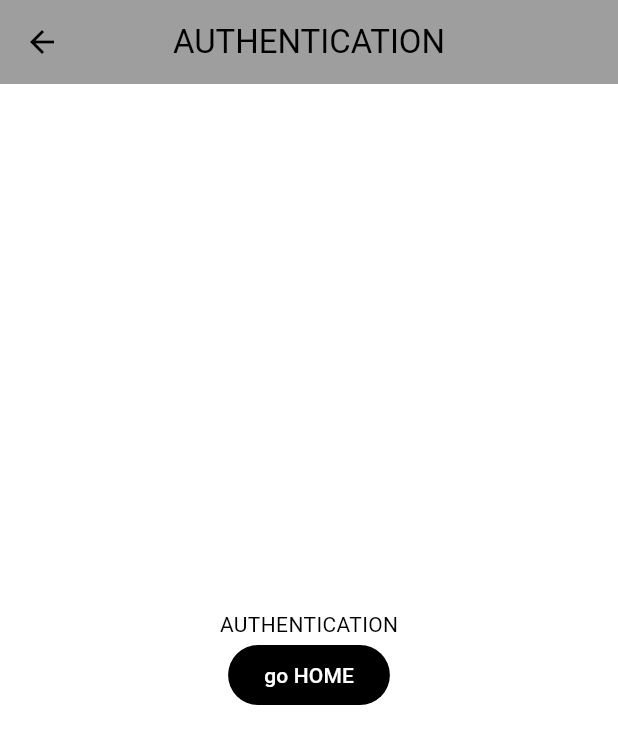
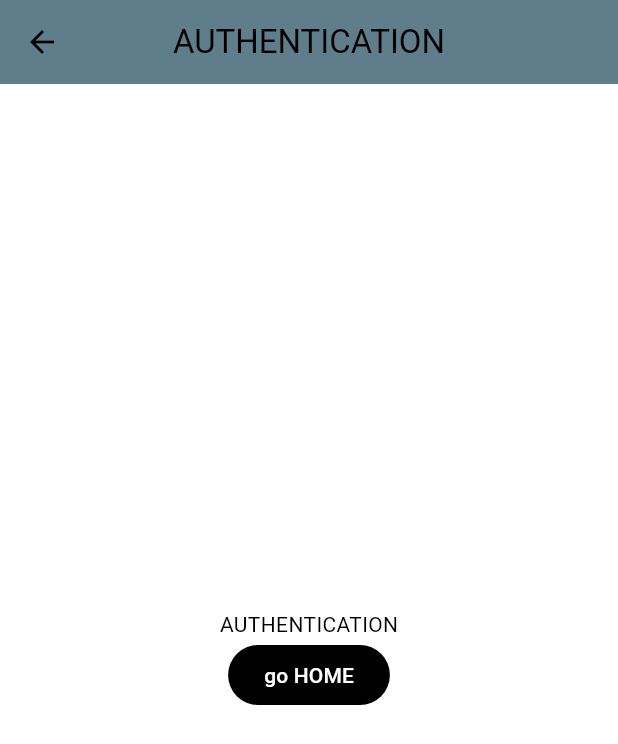
Before and after one commit to hesptech/flutter_template, a Flutter app: the screen it shows after launch, in the side drawer, after a tap on "pushName AUTHENTICATION", on a phone screen of 412 x 824 dp. Shown: the top 744 px of the screen. Run offline on Flutter 3.47's test engine with Material 2 defaults, Android fonts, the phone set to English and light mode, and no system bars; our stand-ins replace dio, flutter_riverpod, go_router, shared_preferences.

Commit message:
feat: added constants/notifications/client_api/local_storage files, dio shared_prefences packages

```diff
--- /dev/null
+++ b/lib/config/config.dart
@@ -0,0 +1,3 @@
+export 'router/app_router.dart';
+export 'theme/app_theme.dart';
+export 'constants/constants.dart';
--- /dev/null
+++ b/lib/config/constants/constants.dart
@@ -0,0 +1,14 @@
+import 'package:flutter/material.dart';
+
+class Constants {
+
+  static const kPrimaryColor = Colors.blueGrey;
+  static const kSecondaryColor = Color(0xFF5087af);
+  static const kWarningColor = Color(0xFFED1C24);
+
+  static const kDarkPrimaryColor = Color.fromARGB(255, 41, 49, 54);
+
+  static const kBackgroundColor = Color(0xFFE6E7E8);
+  static const kInputTextField = Color(0xFF58595B);
+  static const kYellow =  Color.fromARGB(255, 255, 174, 0);
+}
--- a/lib/config/theme/app_theme.dart
+++ b/lib/config/theme/app_theme.dart
@@ -1,4 +1,5 @@
 import 'package:flutter/material.dart';
+import '../constants/constants.dart';
 
 final Map<String,Color> colorName = <String, Color>{
   'primary': Colors.blue,
@@ -31,7 +32,8 @@ class AppTheme {
       onSurface: Colors.black,
     ),
     appBarTheme: const AppBarTheme(
-      centerTitle: false
+      centerTitle: false,
+      color: Constants.kPrimaryColor,
     ),
   );
 }
--- a/lib/main.dart
+++ b/lib/main.dart
@@ -1,8 +1,7 @@
 import 'package:flutter/material.dart';
 import 'package:flutter_riverpod/flutter_riverpod.dart';
 
-import 'config/router/app_router.dart';
-import 'config/theme/app_theme.dart';
+import 'config/config.dart';
 
 
 void main() {
--- a/lib/presentation/screens/auth/auth_screen.dart
+++ b/lib/presentation/screens/auth/auth_screen.dart
@@ -11,7 +11,6 @@ class AuthScreen extends StatelessWidget {
   Widget build(BuildContext context) {
     return Scaffold(
       appBar: AppBar(
-        backgroundColor: Colors.grey,
         centerTitle: true,
         title: const Text('AUTHENTICATION'),
       ),
--- a/lib/presentation/screens/home/home_screen.dart
+++ b/lib/presentation/screens/home/home_screen.dart
@@ -22,9 +22,8 @@ class HomeScreen extends ConsumerWidget {
     return Scaffold(
       key: scaffoldKey,
       appBar: AppBar(
-        backgroundColor: Colors.grey,
+        elevation: 10,
         title: const Text('Clean Architecture Template'),
-        centerTitle: true,
       ),
       body: Column(
         mainAxisAlignment: MainAxisAlignment.start,
```
Also changed, not shown: lib/api/client_api.dart (added, +101 -0 lines), lib/presentation/screens/gallery/gallery_screen.dart (+9 -2 lines), lib/services/local_storage.dart (added, +13 -0 lines), lib/services/notifications_service.dart (added, +51 -0 lines), pubspec.yaml (+5 -18 lines), pubspec.lock, 1 other file.
